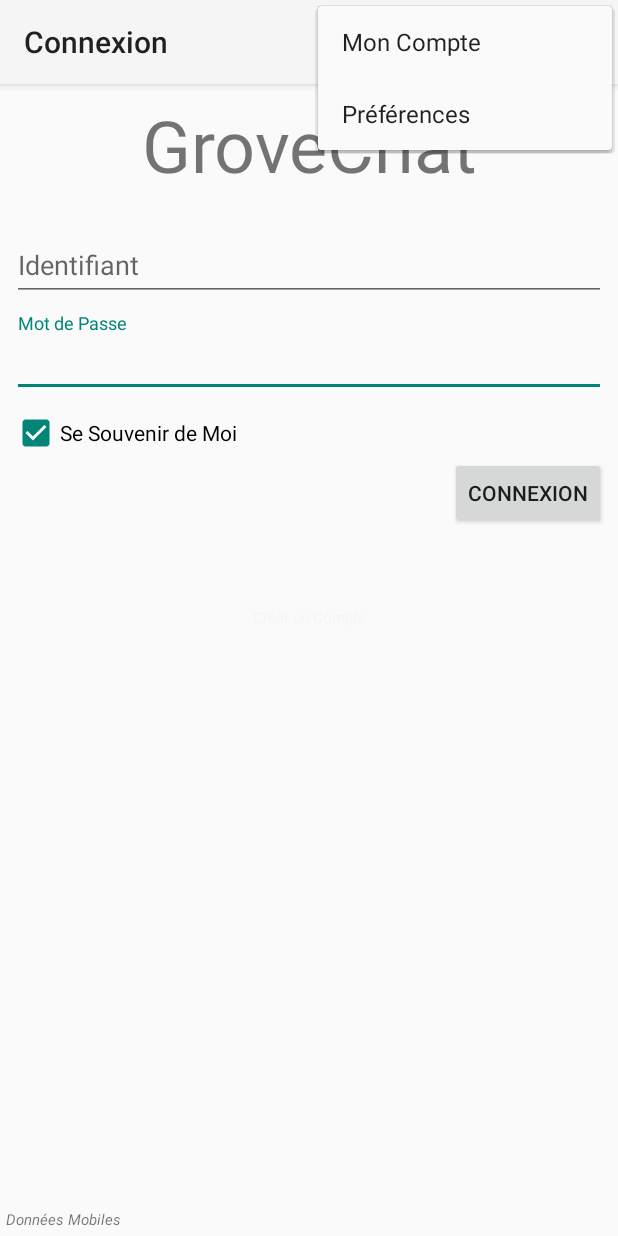
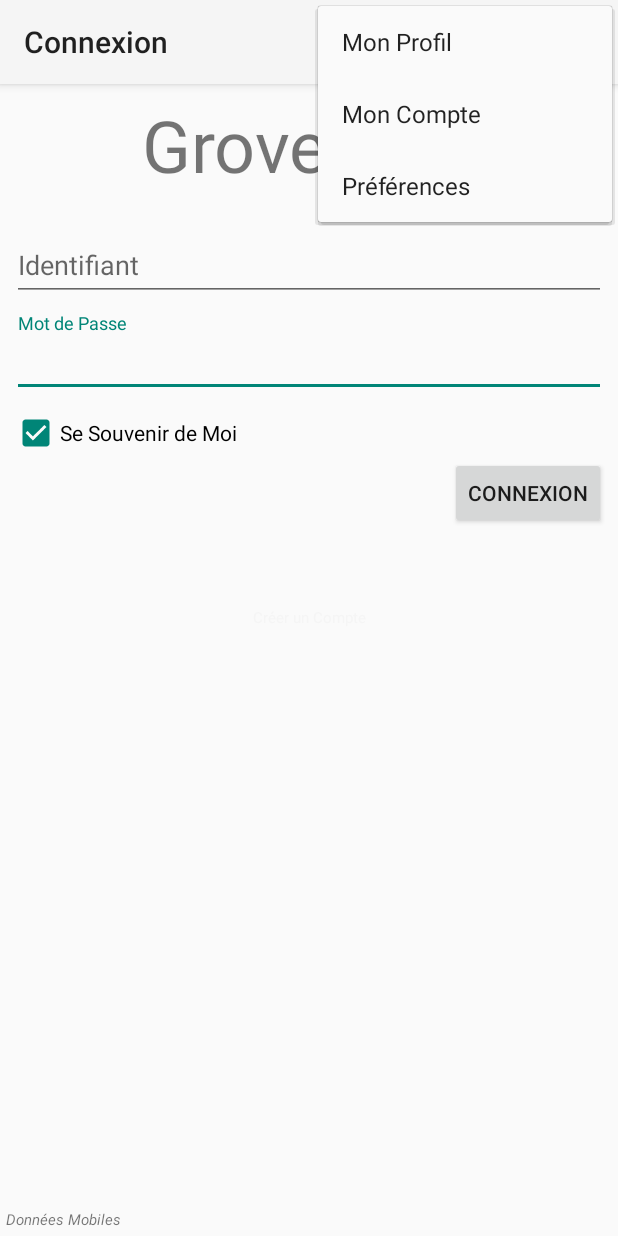
Before and after one commit to thedeadc0der/android-chat, an Android app: the screen it shows after launch (LoginActivity), with the options menu open, on a phone screen of 412 x 824 dp. Run offline under Robolectric (Android 15) with nearby library versions, the phone set to English and light mode, and no system bars; our stand-ins replace Volley.

Commit message:
Ajout option "Mon Profil" dans le menu d'options

```diff
--- a/app/src/main/res/menu/menu.xml
+++ b/app/src/main/res/menu/menu.xml
@@ -1,5 +1,11 @@
 <menu xmlns:app="http://schemas.android.com/apk/res-auto"
     xmlns:android="http://schemas.android.com/apk/res/android" >
+    <item
+        android:id="@+id/action_profile"
+        android:orderInCategory="100"
+        android:title="@string/action_profile"
+        app:showAsAction="never" />
+
     <item
         android:id="@+id/action_account"
         android:orderInCategory="100"
--- a/app/src/main/res/values/strings.xml
+++ b/app/src/main/res/values/strings.xml
@@ -105,4 +105,5 @@
     <string name="actShowConv_no_profile">Cet utilisateur a supprimé son profil</string>
     <string name="actProfile_active_in">Vu dans ces conversations</string>
     <string name="actProfile_title">Voir Profil</string>
+    <string name="action_profile">Mon Profil</string>
 </resources>
```
Also changed, not shown: app/src/main/java/com/example/android_chat/CommonActivity.java (+9 -0 lines), 2 other files.
